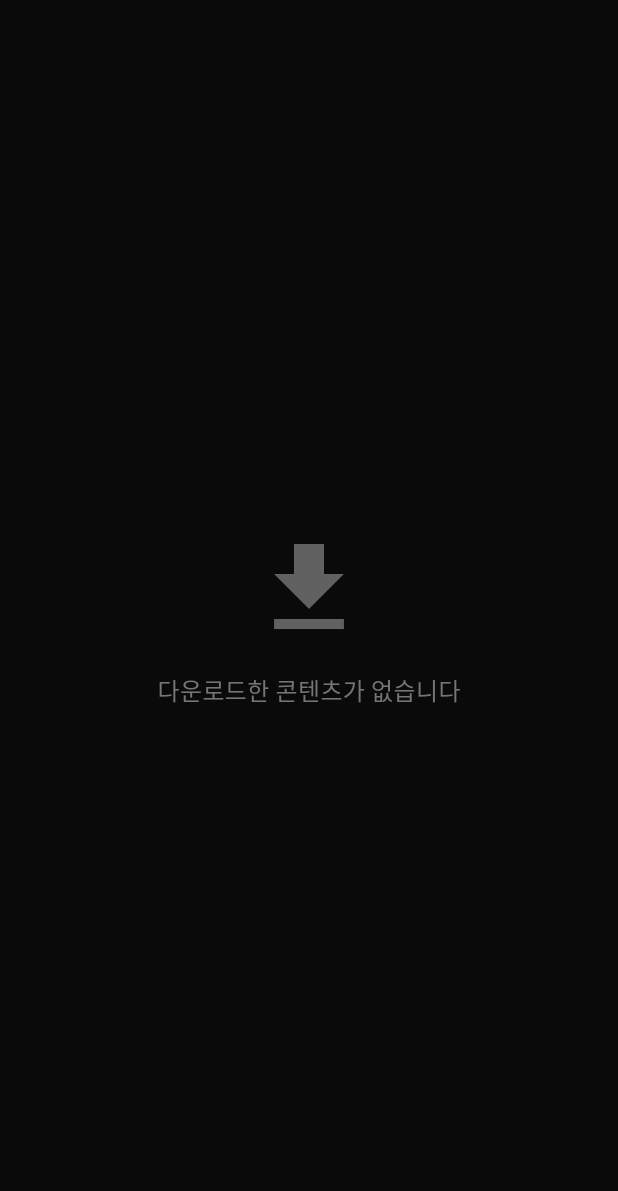
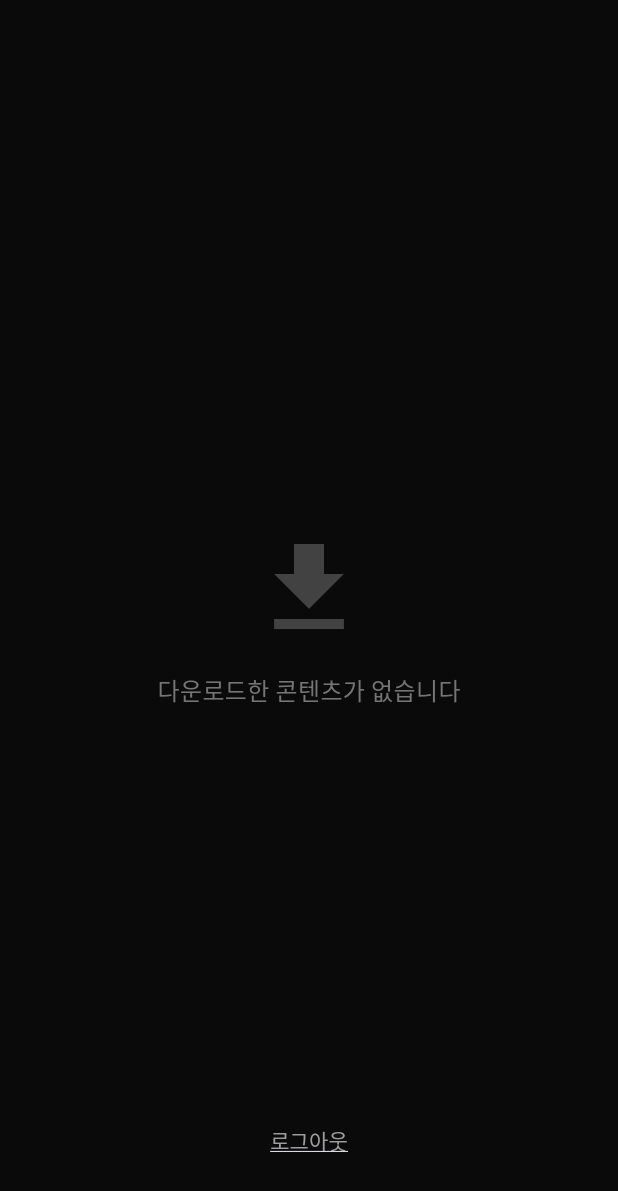
Before and after one commit to Chung-haiseag/audioview-flutter, a Flutter app: the DownloadsScreen screen opened directly, on a phone screen of 412 x 824 dp. Shown: the top 1191 px of the screen. Run offline on Flutter 3.47's test engine with Material 3 defaults, Android fonts, the phone set to English and light mode, and no system bars; our stand-ins replace flutter_animate, google_fonts, lucide_icons, shared_preferences; accounts and stored records are empty; network calls fail.

Commit message:
feat: MY 탭(다운로드 화면) UI 구현 및 로그아웃 기능
- 디자인 시안에 맞춰 다운로드 아이콘 및 안내 문구 배치
- 화면 하단에 로그아웃 버튼 추가
- 로그아웃 동작 시 홈 화면으로 이동

```diff
--- a/lib/screens/downloads/downloads_screen.dart
+++ b/lib/screens/downloads/downloads_screen.dart
@@ -1,4 +1,6 @@
 import 'package:flutter/material.dart';
+import 'package:provider/provider.dart';
+import '../../providers/auth_provider.dart';
 
 class DownloadsScreen extends StatelessWidget {
   const DownloadsScreen({super.key});
@@ -7,14 +9,16 @@ class DownloadsScreen extends StatelessWidget {
   Widget build(BuildContext context) {
     return Scaffold(
       backgroundColor: const Color(0xFF0A0A0A),
-      body: Center(
+      body: Stack(
+        children: [
+          Center(
             child: Column(
               mainAxisAlignment: MainAxisAlignment.center,
               children: [
                 Icon(
                   Icons.download,
                   size: 80,
-              color: Colors.grey[700],
+                  color: Colors.grey[800],
                 ),
                 const SizedBox(height: 16),
                 Text(
@@ -27,6 +31,31 @@ class DownloadsScreen extends StatelessWidget {
               ],
             ),
           ),
+          Positioned(
+            left: 0,
+            right: 0,
+            bottom: 40,
+            child: Center(
+              child: TextButton(
+                onPressed: () {
+                  Provider.of<AuthProvider>(context, listen: false).logout();
+                  // 로그아웃 후 홈 화면으로 이동 (앱 상태 초기화 효과)
+                  Navigator.of(context)
+                      .pushNamedAndRemoveUntil('/', (route) => false);
+                },
+                child: Text(
+                  '로그아웃',
+                  style: TextStyle(
+                    color: Colors.grey[500],
+                    decoration: TextDecoration.underline,
+                    fontSize: 14,
+                  ),
+                ),
+              ),
+            ),
+          ),
+        ],
+      ),
     );
   }
 }
```
Lines whose indentation alone changed are shown as unchanged.
